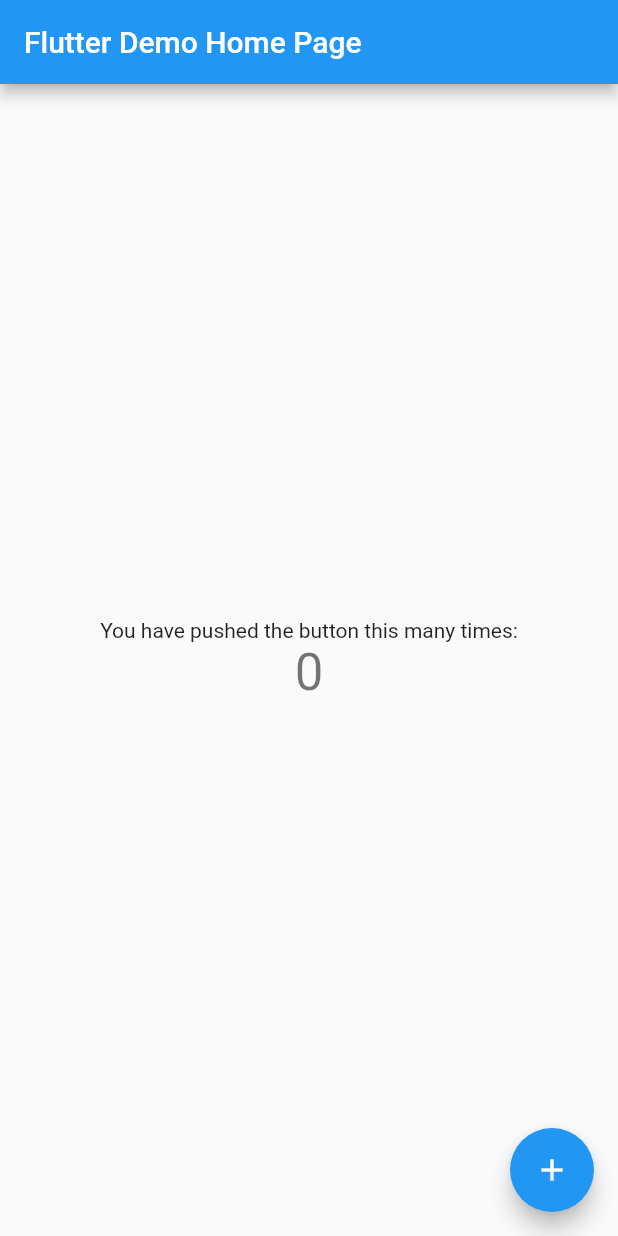
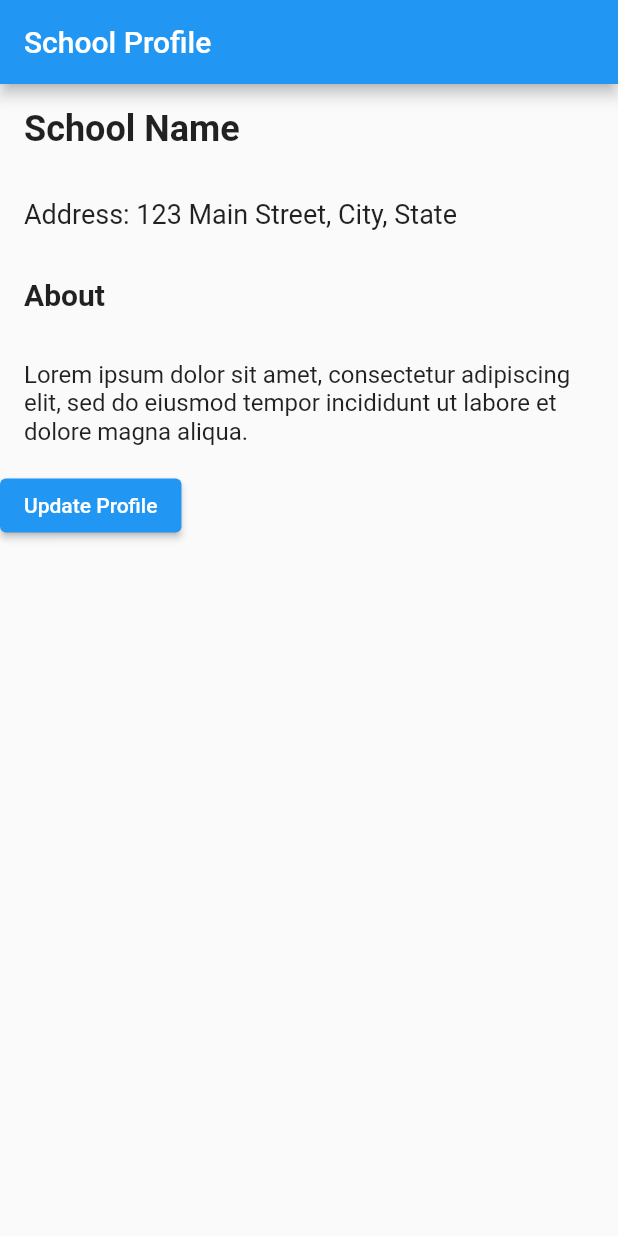
Before and after one commit to KukangSulap/dmc_sql, a Flutter app: the screen it shows after launch, on a phone screen of 412 x 824 dp. Run offline on Flutter 3.47's test engine with Material 2 defaults, Android fonts, the phone set to English and light mode, and no system bars.

Commit message:
dummy changes

```diff
--- a/dmc_sql/lib/main.dart
+++ b/dmc_sql/lib/main.dart
@@ -1,115 +1,85 @@
+import 'package:dmc_sql/profile.dart';
 import 'package:flutter/material.dart';
 
 void main() {
-  runApp(const MyApp());
+  runApp(MyApp());
 }
 
 class MyApp extends StatelessWidget {
-  const MyApp({super.key});
-
-  // This widget is the root of your application.
   @override
   Widget build(BuildContext context) {
     return MaterialApp(
-      title: 'Flutter Demo',
+      title: 'SQL',
       theme: ThemeData(
-        // This is the theme of your application.
-        //
-        // Try running your application with "flutter run". You'll see the
-        // application has a blue toolbar. Then, without quitting the app, try
-        // changing the primarySwatch below to Colors.green and then invoke
-        // "hot reload" (press "r" in the console where you ran "flutter run",
-        // or simply save your changes to "hot reload" in a Flutter IDE).
-        // Notice that the counter didn't reset back to zero; the application
-        // is not restarted.
         primarySwatch: Colors.blue,
       ),
-      home: const MyHomePage(title: 'Flutter Demo Home Page'),
+      home: SchoolProfilePage(),
     );
   }
 }
 
-class MyHomePage extends StatefulWidget {
-  const MyHomePage({super.key, required this.title});
-
-  // This widget is the home page of your application. It is stateful, meaning
-  // that it has a State object (defined below) that contains fields that affect
-  // how it looks.
-
-  // This class is the configuration for the state. It holds the values (in this
-  // case the title) provided by the parent (in this case the App widget) and
-  // used by the build method of the State. Fields in a Widget subclass are
-  // always marked "final".
-
-  final String title;
-
+class SchoolProfilePage extends StatefulWidget {
   @override
-  State<MyHomePage> createState() => _MyHomePageState();
+  _SchoolProfilePageState createState() => _SchoolProfilePageState();
 }
 
-class _MyHomePageState extends State<MyHomePage> {
-  int _counter = 0;
+class _SchoolProfilePageState extends State<SchoolProfilePage> {
+  String schoolName = 'School Name';
+  String address = '123 Main Street, City, State';
+  String about =
+      'Lorem ipsum dolor sit amet, consectetur adipiscing elit, sed do eiusmod tempor incididunt ut labore et dolore magna aliqua.';
 
-  void _incrementCounter() {
-    setState(() {
-      // This call to setState tells the Flutter framework that something has
-      // changed in this State, which causes it to rerun the build method below
-      // so that the display can reflect the updated values. If we changed
-      // _counter without calling setState(), then the build method would not be
-      // called again, and so nothing would appear to happen.
-      _counter++;
-    });
-  }
 
   @override
   Widget build(BuildContext context) {
-    // This method is rerun every time setState is called, for instance as done
-    // by the _incrementCounter method above.
-    //
-    // The Flutter framework has been optimized to make rerunning build methods
-    // fast, so that you can just rebuild anything that needs updating rather
-    // than having to individually change instances of widgets.
     return Scaffold(
       appBar: AppBar(
-        // Here we take the value from the MyHomePage object that was created by
-        // the App.build method, and use it to set our appbar title.
-        title: Text(widget.title),
+        title: const Text('School Profile'),
       ),
-      body: Center(
-        // Center is a layout widget. It takes a single child and positions it
-        // in the middle of the parent.
+      body: SingleChildScrollView(
         child: Column(
-          // Column is also a layout widget. It takes a list of children and
-          // arranges them vertically. By default, it sizes itself to fit its
-          // children horizontally, and tries to be as tall as its parent.
-          //
-          // Invoke "debug painting" (press "p" in the console, choose the
-          // "Toggle Debug Paint" action from the Flutter Inspector in Android
-          // Studio, or the "Toggle Debug Paint" command in Visual Studio Code)
-          // to see the wireframe for each widget.
-          //
-          // Column has various properties to control how it sizes itself and
-          // how it positions its children. Here we use mainAxisAlignment to
-          // center the children vertically; the main axis here is the vertical
-          // axis because Columns are vertical (the cross axis would be
-          // horizontal).
-          mainAxisAlignment: MainAxisAlignment.center,
-          children: <Widget>[
-            const Text(
-              'You have pushed the button this many times:',
+          crossAxisAlignment: CrossAxisAlignment.start,
+          children: [
+            Padding(
+              padding: const EdgeInsets.all(16.0),
+              child: Text(
+                schoolName,
+                style: const TextStyle(fontSize: 24, fontWeight: FontWeight.bold),
+              ),
             ),
-            Text(
-              '$_counter',
-              style: Theme.of(context).textTheme.headlineMedium,
+            Padding(
+              padding: const EdgeInsets.all(16.0),
+              child: Text(
+                'Address: $address',
+                style: const TextStyle(fontSize: 18),
+              ),
+            ),
+            const Padding(
+              padding: EdgeInsets.all(16.0),
+              child: Text(
+                'About',
+                style: TextStyle(fontSize: 20, fontWeight: FontWeight.bold),
+              ),
+            ),
+            Padding(
+              padding: const EdgeInsets.all(16.0),
+              child: Text(
+                about,
+                style: const TextStyle(fontSize: 16),
+              ),
+            ),
+            ElevatedButton(
+              onPressed: () {
+                Navigator.push(
+                  context,
+                  MaterialPageRoute(builder: (context) => ProfileApp()),
+                );
+              },
+              child: const Text('Update Profile'),
             ),
           ],
         ),
       ),
-      floatingActionButton: FloatingActionButton(
-        onPressed: _incrementCounter,
-        tooltip: 'Increment',
-        child: const Icon(Icons.add),
-      ), // This trailing comma makes auto-formatting nicer for build methods.
     );
   }
 }
```
Also changed, not shown: dmc_sql/lib/profile.dart (added, +86 -0 lines), 1 other file.
